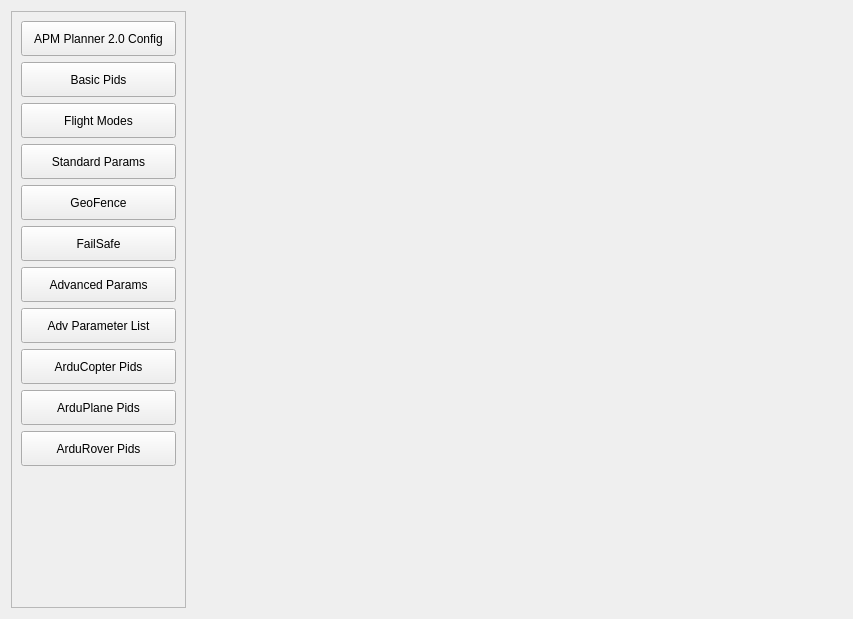
The window that src/ui/configuration/ApmSoftwareConfig.ui (mavlink/qgroundcontrol) describes before a commit, drawn with Qt 5.
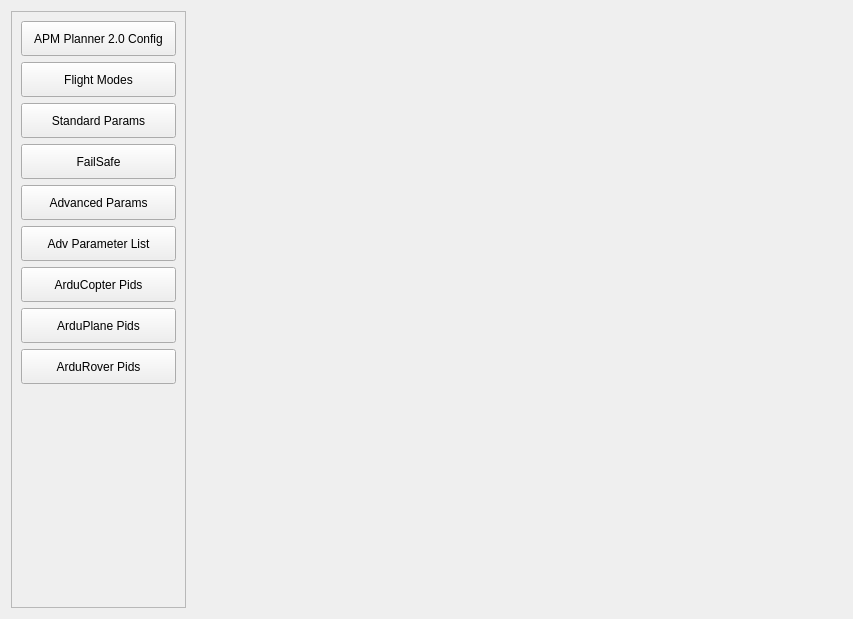
The same window after the commit.

Commit message: Some comment and general code cleanup tasks

The edit to the form file:
```diff
--- a/src/ui/configuration/ApmSoftwareConfig.ui
+++ b/src/ui/configuration/ApmSoftwareConfig.ui
@@ -59,22 +59,6 @@
            </property>
           </widget>
          </item>
-         <item>
-          <widget class="QPushButton" name="basicPidsButton">
-           <property name="minimumSize">
-            <size>
-             <width>0</width>
-             <height>35</height>
-            </size>
-           </property>
-           <property name="text">
-            <string>Basic Pids</string>
-           </property>
-           <property name="checkable">
-            <bool>false</bool>
-           </property>
-          </widget>
-         </item>
          <item>
           <widget class="QPushButton" name="flightModesButton">
            <property name="minimumSize">
@@ -107,22 +91,6 @@
            </property>
           </widget>
          </item>
-         <item>
-          <widget class="QPushButton" name="geoFenceButton">
-           <property name="minimumSize">
-            <size>
-             <width>0</width>
-             <height>35</height>
-            </size>
-           </property>
-           <property name="text">
-            <string>GeoFence</string>
-           </property>
-           <property name="checkable">
-            <bool>false</bool>
-           </property>
-          </widget>
-         </item>
          <item>
           <widget class="QPushButton" name="failSafeButton">
            <property name="minimumSize">
```
The commit also changes 2 other files.
